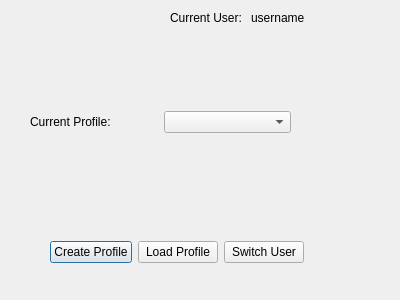
Qt form Project/DESM/mainscreen.ui (Dragomegak/DESM-Personal) before a commit.
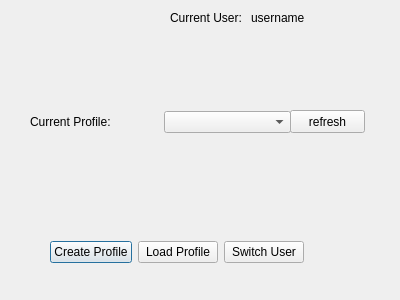
The same form after that commit.

```diff
--- a/Project/DESM/mainscreen.ui
+++ b/Project/DESM/mainscreen.ui
@@ -94,6 +94,19 @@
     </item>
    </layout>
   </widget>
+  <widget class="QPushButton" name="refreshButton">
+   <property name="geometry">
+    <rect>
+     <x>290</x>
+     <y>110</y>
+     <width>75</width>
+     <height>23</height>
+    </rect>
+   </property>
+   <property name="text">
+    <string>refresh</string>
+   </property>
+  </widget>
  </widget>
  <resources/>
  <connections/>
```
